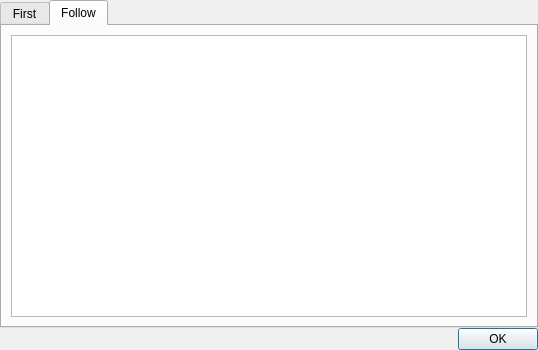
The window that FirstFollowDialog.ui (vell001/FirstFollow) describes before a commit, drawn with Qt 5.
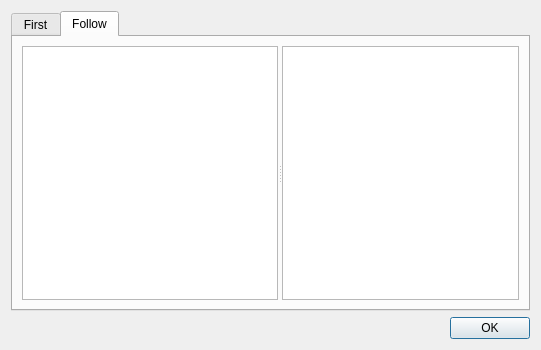
The same window after the commit. The open tabs and pages were chosen to show the change.

Commit message: finish follow set

```diff
--- a/FirstFollowDialog.ui
+++ b/FirstFollowDialog.ui
@@ -6,69 +6,36 @@
    <rect>
     <x>0</x>
     <y>0</y>
-    <width>506</width>
+    <width>541</width>
     <height>350</height>
    </rect>
   </property>
   <property name="windowTitle">
    <string>Dialog</string>
   </property>
-  <layout class="QVBoxLayout" name="verticalLayout_3">
-   <property name="spacing">
-    <number>0</number>
-   </property>
-   <property name="leftMargin">
-    <number>0</number>
-   </property>
-   <property name="topMargin">
-    <number>0</number>
-   </property>
-   <property name="rightMargin">
-    <number>0</number>
-   </property>
-   <property name="bottomMargin">
-    <number>0</number>
-   </property>
+  <layout class="QVBoxLayout" name="verticalLayout">
    <item>
-    <widget class="QTabWidget" name="TabWidget">
+    <widget class="QTabWidget" name="tabWidget">
      <property name="currentIndex">
       <number>0</number>
      </property>
-     <widget class="QWidget" name="FirstTab">
+     <widget class="QWidget" name="First">
       <attribute name="title">
        <string>First</string>
       </attribute>
-      <layout class="QVBoxLayout" name="verticalLayout_2">
+      <layout class="QVBoxLayout" name="verticalLayout_3">
        <item>
-        <widget class="QSplitter" name="splitter">
-         <property name="sizePolicy">
-          <sizepolicy hsizetype="Expanding" vsizetype="Preferred">
-           <horstretch>2</horstretch>
-           <verstretch>0</verstretch>
-          </sizepolicy>
-         </property>
+        <widget class="QSplitter" name="splitter_2">
          <property name="orientation">
           <enum>Qt::Horizontal</enum>
          </property>
          <widget class="QTableView" name="FirstTableView">
-          <property name="enabled">
-           <bool>true</bool>
-          </property>
           <property name="sizePolicy">
            <sizepolicy hsizetype="Fixed" vsizetype="Expanding">
-            <horstretch>2</horstretch>
+            <horstretch>0</horstretch>
             <verstretch>0</verstretch>
            </sizepolicy>
           </property>
-          <property name="editTriggers">
-           <set>QAbstractItemView::NoEditTriggers</set>
-          </property>
-          <property name="dragDropOverwriteMode">
-           <bool>false</bool>
-          </property>
-          <property name="textElideMode">
-           <enum>Qt::ElideNone</enum>
-          </property>
           <attribute name="horizontalHeaderDefaultSectionSize">
            <number>30</number>
           </attribute>
@@ -81,8 +48,8 @@
          </widget>
          <widget class="QTextBrowser" name="FirstTextBrowser">
           <property name="sizePolicy">
-           <sizepolicy hsizetype="Fixed" vsizetype="Expanding">
-            <horstretch>5</horstretch>
+           <sizepolicy hsizetype="Maximum" vsizetype="Expanding">
+            <horstretch>0</horstretch>
             <verstretch>0</verstretch>
            </sizepolicy>
           </property>
@@ -91,34 +58,41 @@
        </item>
       </layout>
      </widget>
-     <widget class="QWidget" name="FollowTab">
+     <widget class="QWidget" name="Follow">
       <attribute name="title">
        <string>Follow</string>
       </attribute>
-      <layout class="QVBoxLayout" name="verticalLayout">
+      <layout class="QVBoxLayout" name="verticalLayout_2">
        <item>
-        <widget class="QTableView" name="FollowTableView">
-         <property name="enabled">
-          <bool>true</bool>
+        <widget class="QSplitter" name="splitter">
+         <property name="orientation">
+          <enum>Qt::Horizontal</enum>
          </property>
-         <property name="editTriggers">
-          <set>QAbstractItemView::NoEditTriggers</set>
-         </property>
-         <property name="dragDropOverwriteMode">
-          <bool>false</bool>
-         </property>
-         <property name="textElideMode">
-          <enum>Qt::ElideNone</enum>
-         </property>
-         <attribute name="horizontalHeaderDefaultSectionSize">
-          <number>30</number>
-         </attribute>
-         <attribute name="horizontalHeaderMinimumSectionSize">
-          <number>20</number>
-         </attribute>
-         <attribute name="verticalHeaderMinimumSectionSize">
-          <number>20</number>
-         </attribute>
+         <widget class="QTableView" name="FollowTableView">
+          <property name="sizePolicy">
+           <sizepolicy hsizetype="Fixed" vsizetype="Expanding">
+            <horstretch>0</horstretch>
+            <verstretch>0</verstretch>
+           </sizepolicy>
+          </property>
+          <attribute name="horizontalHeaderDefaultSectionSize">
+           <number>30</number>
+          </attribute>
+          <attribute name="horizontalHeaderMinimumSectionSize">
+           <number>20</number>
+          </attribute>
+          <attribute name="verticalHeaderMinimumSectionSize">
+           <number>20</number>
+          </attribute>
+         </widget>
+         <widget class="QTextBrowser" name="FollowTextBrowser">
+          <property name="sizePolicy">
+           <sizepolicy hsizetype="Maximum" vsizetype="Expanding">
+            <horstretch>0</horstretch>
+            <verstretch>0</verstretch>
+           </sizepolicy>
+          </property>
+         </widget>
         </widget>
        </item>
       </layout>
```
The commit also changes 5 other files.
